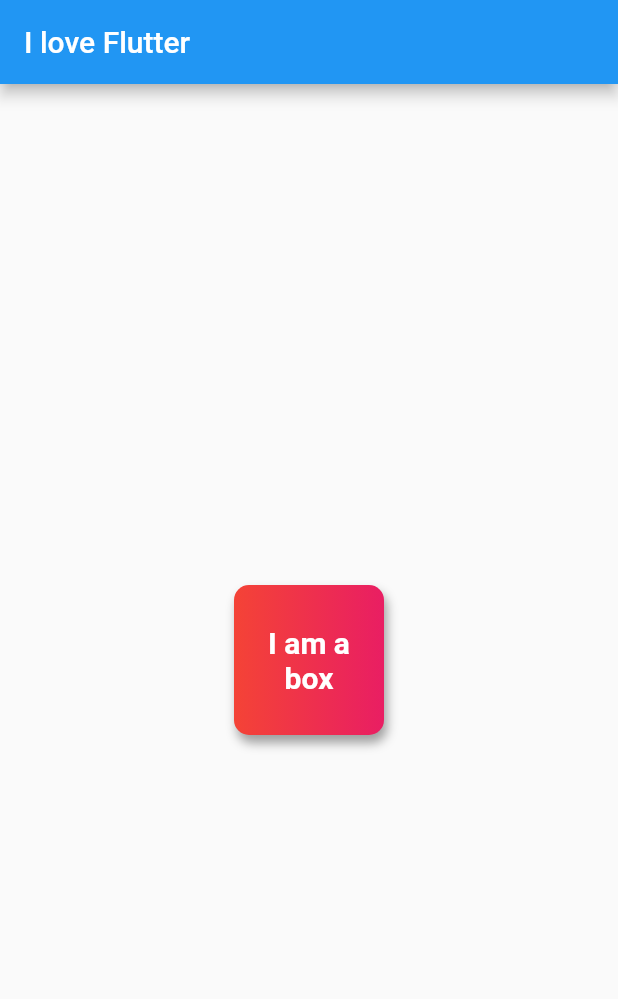
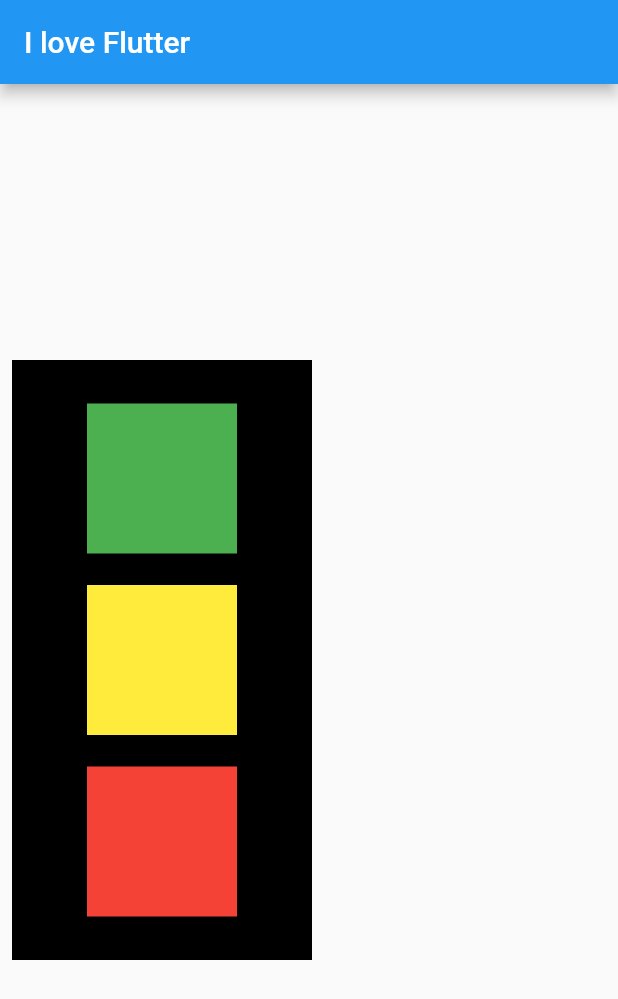
Before and after one commit to Vikash620404/awesome, a Flutter app: the screen it shows after launch, on a phone screen of 412 x 824 dp. Shown: the top 999 px of the screen. Run offline on Flutter 3.47's test engine with Material 2 defaults, Android fonts, the phone set to English and light mode, and no system bars.

Commit message:
ch2 completed

```diff
--- a/lib/main.dart
+++ b/lib/main.dart
@@ -14,33 +14,40 @@
       appBar: AppBar(
         title: Text("I love Flutter"),
       ),
-      body: Center(
-        child: Container(
-          padding: const EdgeInsets.all(8),
-          alignment: Alignment.center,
-          decoration: BoxDecoration(
-              borderRadius: BorderRadius.circular(10),
-              boxShadow: [
-                BoxShadow(
-                  color: Colors.grey,
-                  blurRadius: 5,
-                  offset: Offset(2.0, 5.0),
-                )
-              ],
-              color: Colors.yellow,
-              gradient: LinearGradient(colors: [
-                Colors.red,
-                Colors.pink,
-              ])),
-          width: 100,
-          height: 100,
-          child: Text(
-            "I am a box",
-            textAlign: TextAlign.center,
-            style: TextStyle(
-              color: Colors.white,
-              fontWeight: FontWeight.bold,
-              fontSize: 20,
+      body: Padding(
+        padding: const EdgeInsets.all(8.0),
+        child: Align(
+          alignment: Alignment.centerLeft,
+          child: Container(
+            color: Colors.black,
+            width: 200,
+            height: 400,
+            child: Padding(
+              padding: const EdgeInsets.all(8.0),
+              child: Column(
+                mainAxisAlignment: MainAxisAlignment.spaceEvenly,
+                crossAxisAlignment: CrossAxisAlignment.center,
+                children: [
+                  Container(
+                    padding: const EdgeInsets.all(8),
+                    width: 100,
+                    height: 100,
+                    color: Colors.green,
+                  ),
+                  Container(
+                    padding: const EdgeInsets.all(8),
+                    width: 100,
+                    height: 100,
+                    color: Colors.yellow,
+                  ),
+                  Container(
+                    padding: const EdgeInsets.all(8),
+                    width: 100,
+                    height: 100,
+                    color: Colors.red,
+                  ),
+                ],
+              ),
             ),
           ),
         ),
```
